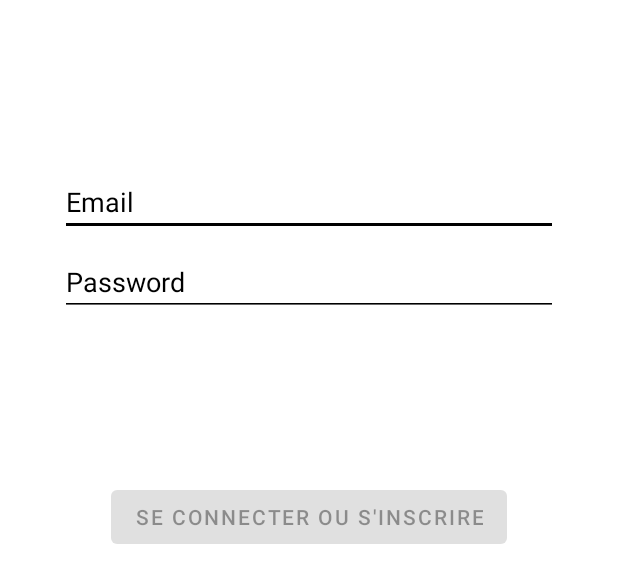
After one commit to DylanGil/WatashiHouse, an Android app: the layout fragment_login.xml on its own in the app's theme, with its tools: preview values and no code run, on a phone screen of 412 x 824 dp. The commit adds this screen. Shown: the top 583 px of the screen. Run offline under Robolectric (Android 15) with nearby library versions, the phone set to English and light mode, and no system bars.

Commit message:
add LoginFragment

```diff
--- a/app/build.gradle
+++ b/app/build.gradle
@@ -29,6 +29,9 @@ android {
     kotlinOptions {
         jvmTarget = '1.8'
     }
+    buildFeatures {
+        viewBinding true
+    }
 }
 
 dependencies {
@@ -38,6 +41,9 @@ dependencies {
     implementation 'com.google.android.material:material:1.4.0'
     implementation 'androidx.constraintlayout:constraintlayout:2.1.2'
     implementation 'androidx.legacy:legacy-support-v4:1.0.0'
+    implementation 'androidx.annotation:annotation:1.2.0'
+    implementation 'androidx.lifecycle:lifecycle-livedata-ktx:2.3.1'
+    implementation 'androidx.lifecycle:lifecycle-viewmodel-ktx:2.3.1'
     testImplementation 'junit:junit:4.+'
     androidTestImplementation 'androidx.test.ext:junit:1.1.3'
     androidTestImplementation 'androidx.test.espresso:espresso-core:3.4.0'
--- a/app/src/main/java/com/example/watashihouse/MainActivity.kt
+++ b/app/src/main/java/com/example/watashihouse/MainActivity.kt
@@ -6,6 +6,7 @@ import android.widget.TextView
 import androidx.annotation.ColorInt
 import androidx.core.content.ContextCompat
 import androidx.fragment.app.Fragment
+import com.example.watashihouse.ui.login.LoginFragment
 import com.google.android.material.bottomnavigation.BottomNavigationView
 
 class MainActivity : AppCompatActivity() {
@@ -29,7 +30,7 @@ class MainActivity : AppCompatActivity() {
         val searchFragment = SearchFragment()
         val favorisFragment = FavorisFragment()
         val shoppingCartFragment = ShoppingCartFragment()
-        val profileFragment = ProfileFragment()
+        val userFragment = LoginFragment()
         makeCurrentFragment(homeFragment)
 
         bottom_nav_view.setOnItemSelectedListener {
@@ -38,7 +39,7 @@ class MainActivity : AppCompatActivity() {
                 R.id.nav_search -> makeCurrentFragment(searchFragment)
                 R.id.nav_favorite -> makeCurrentFragment(favorisFragment)
                 R.id.nav_cart -> makeCurrentFragment(shoppingCartFragment)
-                R.id.nav_profile -> makeCurrentFragment(profileFragment)
+                R.id.nav_user -> makeCurrentFragment(userFragment)
             }
             true
         }
--- /dev/null
+++ b/app/src/main/res/layout/fragment_login.xml
@@ -0,0 +1,85 @@
+<?xml version="1.0" encoding="utf-8"?>
+<androidx.constraintlayout.widget.ConstraintLayout xmlns:android="http://schemas.android.com/apk/res/android"
+    xmlns:app="http://schemas.android.com/apk/res-auto"
+    xmlns:tools="http://schemas.android.com/tools"
+    android:id="@+id/container"
+    android:layout_width="match_parent"
+    android:layout_height="match_parent"
+    android:paddingLeft="@dimen/fragment_horizontal_margin"
+    android:paddingTop="@dimen/fragment_vertical_margin"
+    android:paddingRight="@dimen/fragment_horizontal_margin"
+    android:paddingBottom="@dimen/fragment_vertical_margin"
+    tools:context=".ui.login.LoginFragment"
+    android:background="@color/white">
+
+    <EditText
+        android:id="@+id/username"
+        android:backgroundTint="@color/black"
+        android:textColor="@color/black"
+        android:textColorHint="@color/black"
+        android:layout_width="0dp"
+        android:layout_height="wrap_content"
+        android:layout_marginStart="24dp"
+        android:layout_marginTop="96dp"
+        android:layout_marginEnd="24dp"
+        android:autofillHints="@string/prompt_email"
+        android:hint="@string/prompt_email"
+        android:inputType="textEmailAddress"
+        android:selectAllOnFocus="true"
+        app:layout_constraintEnd_toEndOf="parent"
+        app:layout_constraintStart_toStartOf="parent"
+        app:layout_constraintTop_toTopOf="parent" />
+
+    <EditText
+        android:id="@+id/password"
+        android:backgroundTint="@color/black"
+        android:textColor="@color/black"
+        android:textColorHint="@color/black"
+        android:layout_width="0dp"
+        android:layout_height="wrap_content"
+        android:layout_marginStart="24dp"
+        android:layout_marginTop="8dp"
+        android:layout_marginEnd="24dp"
+        android:autofillHints="@string/prompt_password"
+        android:hint="@string/prompt_password"
+        android:imeActionLabel="@string/action_sign_in_short"
+        android:imeOptions="actionDone"
+        android:inputType="textPassword"
+        android:selectAllOnFocus="true"
+        app:layout_constraintEnd_toEndOf="parent"
+        app:layout_constraintStart_toStartOf="parent"
+        app:layout_constraintTop_toBottomOf="@+id/username" />
+
+    <Button
+        android:id="@+id/login"
+        android:layout_width="wrap_content"
+        android:layout_height="wrap_content"
+        android:layout_gravity="start"
+        android:layout_marginStart="48dp"
+        android:layout_marginTop="16dp"
+        android:layout_marginEnd="48dp"
+        android:layout_marginBottom="64dp"
+        android:enabled="false"
+        android:text="@string/action_sign_in"
+        app:layout_constraintBottom_toBottomOf="parent"
+        app:layout_constraintEnd_toEndOf="parent"
+        app:layout_constraintStart_toStartOf="parent"
+        app:layout_constraintTop_toBottomOf="@+id/password"
+        app:layout_constraintVertical_bias="0.2" />
+
+    <ProgressBar
+        android:id="@+id/loading"
+        android:layout_width="wrap_content"
+        android:layout_height="wrap_content"
+        android:layout_gravity="center"
+        android:layout_marginStart="32dp"
+        android:layout_marginTop="64dp"
+        android:layout_marginEnd="32dp"
+        android:layout_marginBottom="64dp"
+        android:visibility="gone"
+        app:layout_constraintBottom_toBottomOf="parent"
+        app:layout_constraintEnd_toEndOf="@+id/password"
+        app:layout_constraintStart_toStartOf="@+id/password"
+        app:layout_constraintTop_toTopOf="parent"
+        app:layout_constraintVertical_bias="0.3" />
+</androidx.constraintlayout.widget.ConstraintLayout>
--- a/app/src/main/res/menu/bottom_navigation.xml
+++ b/app/src/main/res/menu/bottom_navigation.xml
@@ -22,7 +22,7 @@
         android:title="Panier" />
 
     <item
-        android:id="@+id/nav_profile"
+        android:id="@+id/nav_user"
         android:icon="@drawable/ic_person"
         android:title="Profil" />
 
--- a/app/src/main/res/values/colors.xml
+++ b/app/src/main/res/values/colors.xml
@@ -7,4 +7,5 @@
     <color name="teal_700">#FF018786</color>
     <color name="black">#FF000000</color>
     <color name="white">#FFFFFFFF</color>
+    <color name="teestColor">#FFFFFFFF</color>
 </resources>
--- /dev/null
+++ b/app/src/main/res/values/dimens.xml
@@ -0,0 +1,5 @@
+<resources>
+    <!-- Default screen margins, per the Android Design guidelines. -->
+    <dimen name="fragment_horizontal_margin">16dp</dimen>
+    <dimen name="fragment_vertical_margin">16dp</dimen>
+</resources>
--- a/app/src/main/res/values/strings.xml
+++ b/app/src/main/res/values/strings.xml
@@ -2,4 +2,13 @@
     <string name="app_name">WatashiHouse</string>
     <!-- TODO: Remove or change this placeholder text -->
     <string name="hello_blank_fragment">Hello blank fragment</string>
+    <!-- Strings related to login -->
+    <string name="prompt_email">Email</string>
+    <string name="prompt_password">Password</string>
+    <string name="action_sign_in">Se connecter ou s\'inscrire</string>
+    <string name="action_sign_in_short">Sign in</string>
+    <string name="welcome">"Welcome!"</string>
+    <string name="invalid_username">Not a valid username</string>
+    <string name="invalid_password">Password must be >5 characters</string>
+    <string name="login_failed">"Login failed"</string>
 </resources>
```
Also changed, not shown: app/src/main/java/com/example/watashihouse/ProfileFragment.java (deleted, +0 -18 lines), app/src/main/java/com/example/watashihouse/data/LoginDataSource.kt (added, +24 -0 lines), app/src/main/java/com/example/watashihouse/data/LoginRepository.kt (added, +46 -0 lines), app/src/main/java/com/example/watashihouse/data/Result.kt (added, +18 -0 lines), app/src/main/java/com/example/watashihouse/data/model/LoggedInUser.kt (added, +9 -0 lines), app/src/main/java/com/example/watashihouse/ui/login/LoggedInUserView.kt (added, +9 -0 lines), app/src/main/java/com/example/watashihouse/ui/login/LoginFormState.kt (added, +10 -0 lines), app/src/main/java/com/example/watashihouse/ui/login/LoginFragment.kt (added, +132 -0 lines), app/src/main/java/com/example/watashihouse/ui/login/LoginResult.kt (added, +9 -0 lines), app/src/main/java/com/example/watashihouse/ui/login/LoginViewModel.kt (added, +55 -0 lines), app/src/main/java/com/example/watashihouse/ui/login/LoginViewModelFactory.kt (added, +25 -0 lines), app/src/main/res/layout/fragment_profile.xml (deleted, +0 -16 lines).
